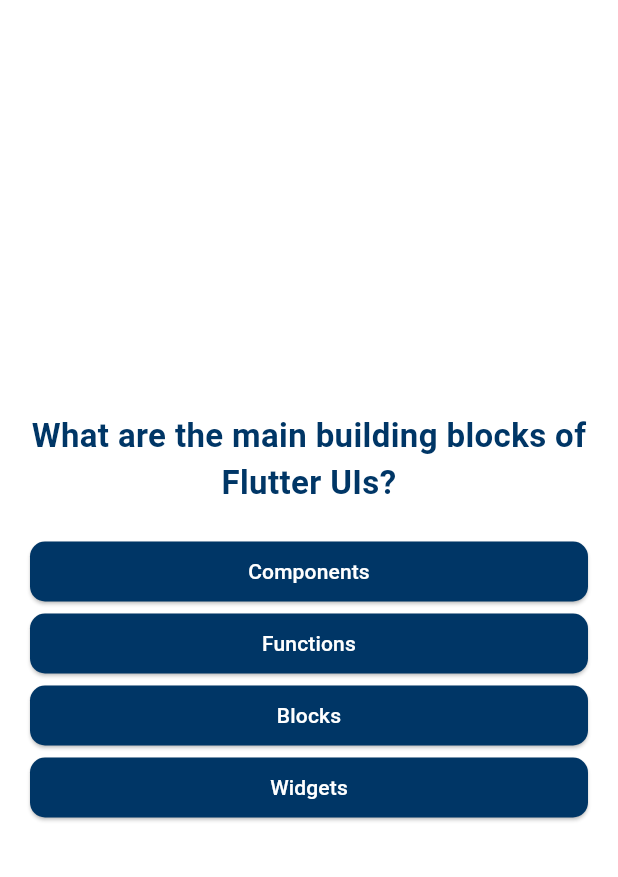
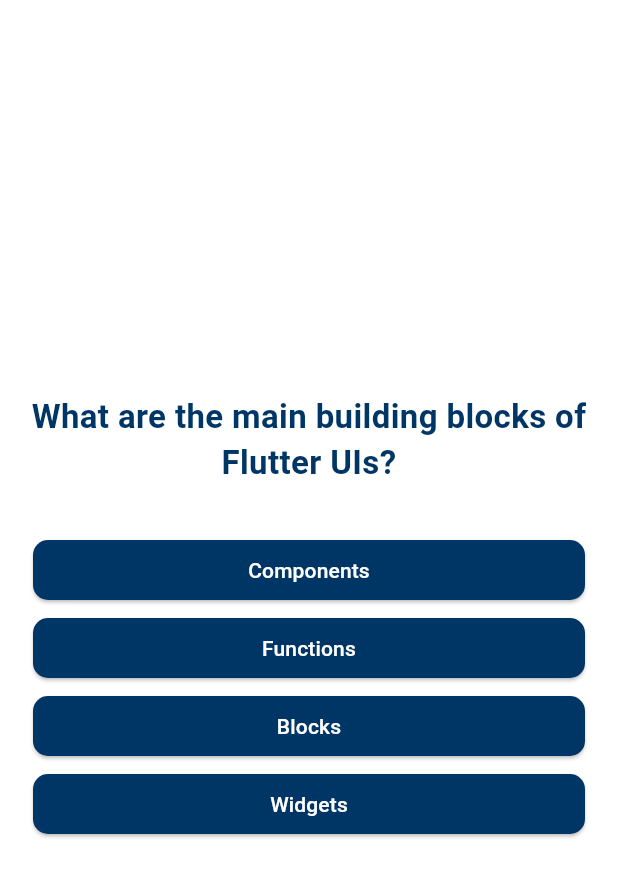
Before and after one commit to UtkarshMishra-git/quiz-application, a Flutter app: the screen it shows after launch, after a tap on "Start Quiz", on a phone screen of 412 x 824 dp. Shown: the top 877 px of the screen. Run offline on Flutter 3.47's test engine with Material 2 defaults, Android fonts, the phone set to English and light mode, and no system bars.

Commit message:
Fixed Restul Screen

```diff
--- a/lib/answer_button.dart
+++ b/lib/answer_button.dart
@@ -1,14 +1,19 @@
 import 'package:flutter/material.dart';
 
 class AnswerButton extends StatelessWidget {
-  const AnswerButton({required this.ansText, required this.onClick, super.key});
-  final String ansText;
-  final Function() onClick;
+  const AnswerButton(
+      {required this.answerText, required this.onTap, super.key});
+  final String answerText;
+  final void Function() onTap;
+
+  @override
   Widget build(BuildContext context) {
-    return ElevatedButton(
-      onPressed: onClick,
+    return Container(
+      margin: EdgeInsets.all(2),
+      child: ElevatedButton(
+        onPressed: onTap,
         child: Text(
-        ansText,
+          answerText,
           textAlign: TextAlign.center,
         ),
         style: ElevatedButton.styleFrom(
@@ -20,6 +25,7 @@ class AnswerButton extends StatelessWidget {
               vertical: 10,
               horizontal: 40,
             )),
+      ),
     );
   }
 }
--- a/lib/models/quiz_question.dart
+++ b/lib/models/quiz_question.dart
@@ -1,11 +1,11 @@
 class QuizQuestion {
-  const QuizQuestion(this.question, this.answers);
-  final String question;
+  const QuizQuestion(this.text, this.answers);
+  final String text;
   final List<String> answers;
 
   List<String> getShuffledAnswers() {
-    final shuffledAnswer = List.of(answers);
-    shuffledAnswer.shuffle();
-    return shuffledAnswer;
+    final shuffledList = List.of(answers);
+    shuffledList.shuffle();
+    return shuffledList;
   }
 }
--- a/lib/questions_screen.dart
+++ b/lib/questions_screen.dart
@@ -6,7 +6,8 @@ class QuestionsScreen extends StatefulWidget {
   const QuestionsScreen({super.key, required this.onSelectAnswer});
   final void Function(String answer) onSelectAnswer;
 
-  State<StatefulWidget> createState() => _QuestionsScreenState();
+  @override
+  State<QuestionsScreen> createState() => _QuestionsScreenState();
 }
 
 class _QuestionsScreenState extends State<QuestionsScreen> {
@@ -18,8 +19,9 @@ class _QuestionsScreenState extends State<QuestionsScreen> {
     });
   }
 
+  @override
   Widget build(BuildContext context) {
-    var currentQuestion = questions[currentQuestionIndex];
+    final currentQuestion = questions[currentQuestionIndex];
     return SizedBox(
       width: double.infinity,
       child: Container(
@@ -29,7 +31,7 @@ class _QuestionsScreenState extends State<QuestionsScreen> {
           crossAxisAlignment: CrossAxisAlignment.stretch,
           children: [
             Text(
-              currentQuestion.question,
+              currentQuestion.text,
               style: TextStyle(
                 fontSize: 22,
                 fontWeight: FontWeight.bold,
@@ -38,15 +40,15 @@ class _QuestionsScreenState extends State<QuestionsScreen> {
               textAlign: TextAlign.center,
             ),
             const SizedBox(
-              height: 20,
+              height: 30,
             ),
 
             //... help answers added as multiple individual values
             ...currentQuestion
                 .getShuffledAnswers()
                 .map((answer) => AnswerButton(
-                    ansText: answer,
-                    onClick: () {
+                    answerText: answer,
+                    onTap: () {
                       answerQuestion(answer);
                     })),
           ],
--- a/lib/quiz.dart
+++ b/lib/quiz.dart
@@ -36,10 +36,16 @@ class _QuizState extends State<Quiz> {
 
   void chooseAnswer(String answer) {
     selectedAnswers.add(answer);
+    if (selectedAnswers.length == questions.length) {
+      setState(() {
+        activeScreen = 'results-screen';
+      });
+    }
+  }
+
+  void restartQuiz() {
     setState(() {
-      if (selectedAnswers.length == questions.length) {
-        activeScreen = 'result-screen';
-      }
+      activeScreen = 'questions-screen';
     });
   }
 
@@ -50,14 +56,12 @@ class _QuizState extends State<Quiz> {
 
     //Method-3.2
     Widget screenWidget = StartScreen(switchScreen);
-    if (activeScreen == 'result-screen') {
-      screenWidget ==
-          ResultsScreen(
-            chosenAnswers: selectedAnswers,
-          );
-    }
     if (activeScreen == 'questions-screen') {
       screenWidget = QuestionsScreen(onSelectAnswer: chooseAnswer);
+    }
+    if (activeScreen == 'results-screen') {
+      screenWidget =
+          ResultsScreen(chosenAnswers: selectedAnswers, onRestart: restartQuiz);
     }
 
     return MaterialApp(
```
Also changed, not shown: lib/questions_summary.dart (+26 -3 lines), lib/results_screen.dart (+21 -7 lines). Lines whose indentation alone changed are shown as unchanged.
